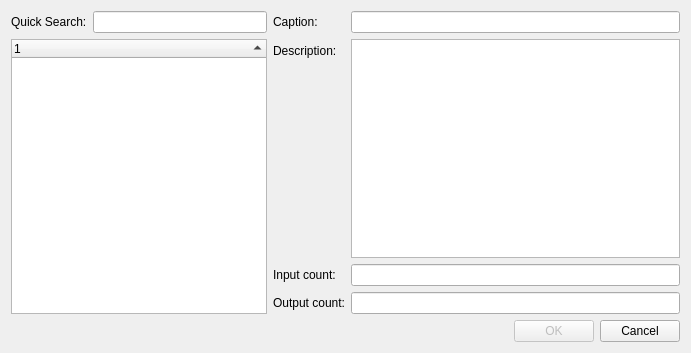
The window that u7/ChooseAfbDialog.ui (whiteman-kr/u7set) describes before a commit, drawn with Qt 5.
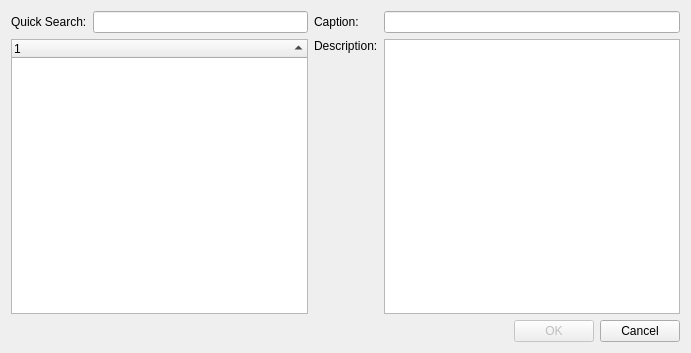
The same window after the commit.

Commit message: RPCT-1070, u7: in ChooseAfbDialog fields Input Count and Output Count have been removed

Diff of the .ui file:
```diff
--- a/u7/ChooseAfbDialog.ui
+++ b/u7/ChooseAfbDialog.ui
@@ -13,53 +13,12 @@
   <property name="windowTitle">
    <string>Choose AFB element</string>
   </property>
-  <layout class="QGridLayout" name="gridLayout">
-   <item row="1" column="0">
-    <layout class="QHBoxLayout" name="horizontalLayout_3">
-     <item>
-      <spacer name="horizontalSpacer">
-       <property name="orientation">
-        <enum>Qt::Horizontal</enum>
-       </property>
-       <property name="sizeHint" stdset="0">
-        <size>
-         <width>40</width>
-         <height>20</height>
-        </size>
-       </property>
-      </spacer>
-     </item>
-     <item>
-      <widget class="QPushButton" name="btnOk">
-       <property name="enabled">
-        <bool>false</bool>
-       </property>
-       <property name="text">
-        <string>OK</string>
-       </property>
-       <property name="default">
-        <bool>true</bool>
-       </property>
-      </widget>
-     </item>
-     <item>
-      <widget class="QPushButton" name="btnCancel">
-       <property name="text">
-        <string>Cancel</string>
-       </property>
-      </widget>
-     </item>
-    </layout>
-   </item>
+  <layout class="QGridLayout" name="gridLayout_2">
    <item row="0" column="0">
     <layout class="QVBoxLayout" name="verticalLayout">
      <item>
-      <layout class="QHBoxLayout" name="horizontalLayout_2" stretch="0,5">
-       <item>
-        <layout class="QHBoxLayout" name="horizontalLayout">
-         <item>
-          <layout class="QVBoxLayout" name="verticalLayout_3">
-           <item>
+      <layout class="QGridLayout" name="gridLayout">
+       <item row="0" column="0">
             <layout class="QHBoxLayout" name="horizontalLayout_4">
              <item>
               <widget class="QLabel" name="label_5">
@@ -73,7 +32,23 @@
              </item>
             </layout>
            </item>
-           <item>
+       <item row="0" column="2">
+        <widget class="QLineEdit" name="labelCaption">
+         <property name="enabled">
+          <bool>true</bool>
+         </property>
+         <property name="autoFillBackground">
+          <bool>false</bool>
+         </property>
+         <property name="frame">
+          <bool>true</bool>
+         </property>
+         <property name="readOnly">
+          <bool>true</bool>
+         </property>
+        </widget>
+       </item>
+       <item row="1" column="0">
             <widget class="QTreeWidget" name="m_afbTree">
              <property name="rootIsDecorated">
               <bool>true</bool>
@@ -94,46 +69,7 @@
              </column>
             </widget>
            </item>
-          </layout>
-         </item>
-        </layout>
-       </item>
-       <item>
-        <layout class="QFormLayout" name="formLayout">
-         <property name="fieldGrowthPolicy">
-          <enum>QFormLayout::AllNonFixedFieldsGrow</enum>
-         </property>
-         <item row="0" column="0">
-          <widget class="QLabel" name="label">
-           <property name="text">
-            <string>Caption:</string>
-           </property>
-          </widget>
-         </item>
-         <item row="0" column="1">
-          <widget class="QLineEdit" name="labelCaption">
-           <property name="enabled">
-            <bool>true</bool>
-           </property>
-           <property name="autoFillBackground">
-            <bool>false</bool>
-           </property>
-           <property name="frame">
-            <bool>true</bool>
-           </property>
-           <property name="readOnly">
-            <bool>true</bool>
-           </property>
-          </widget>
-         </item>
-         <item row="1" column="0">
-          <widget class="QLabel" name="label_2">
-           <property name="text">
-            <string>Description:</string>
-           </property>
-          </widget>
-         </item>
-         <item row="1" column="1">
+       <item row="1" column="2">
           <widget class="QPlainTextEdit" name="labelDescription">
            <property name="enabled">
             <bool>true</bool>
@@ -149,44 +85,59 @@
            </property>
           </widget>
          </item>
-         <item row="2" column="0">
-          <widget class="QLabel" name="label_3">
+       <item row="1" column="1">
+        <widget class="QLabel" name="label_2">
            <property name="text">
-            <string>Input count:</string>
-           </property>
-          </widget>
-         </item>
-         <item row="2" column="1">
-          <widget class="QLineEdit" name="labelInputCount">
-           <property name="enabled">
-            <bool>true</bool>
-           </property>
-           <property name="readOnly">
-            <bool>true</bool>
-           </property>
-          </widget>
-         </item>
-         <item row="3" column="0">
-          <widget class="QLabel" name="label_4">
-           <property name="text">
-            <string>Output count:</string>
-           </property>
-          </widget>
-         </item>
-         <item row="3" column="1">
-          <widget class="QLineEdit" name="labelOutputCount">
-           <property name="enabled">
-            <bool>true</bool>
+          <string>Description:</string>
            </property>
            <property name="alignment">
-            <set>Qt::AlignLeading|Qt::AlignLeft|Qt::AlignVCenter</set>
-           </property>
-           <property name="readOnly">
+          <set>Qt::AlignLeading|Qt::AlignLeft|Qt::AlignTop</set>
+         </property>
+        </widget>
+       </item>
+       <item row="0" column="1">
+        <widget class="QLabel" name="label">
+         <property name="text">
+          <string>Caption:</string>
+         </property>
+        </widget>
+       </item>
+      </layout>
+     </item>
+     <item>
+      <layout class="QHBoxLayout" name="horizontalLayout_3">
+       <item>
+        <spacer name="horizontalSpacer">
+         <property name="orientation">
+          <enum>Qt::Horizontal</enum>
+         </property>
+         <property name="sizeHint" stdset="0">
+          <size>
+           <width>40</width>
+           <height>20</height>
+          </size>
+         </property>
+        </spacer>
+       </item>
+       <item>
+        <widget class="QPushButton" name="btnOk">
+         <property name="enabled">
+          <bool>false</bool>
+         </property>
+         <property name="text">
+          <string>OK</string>
+         </property>
+         <property name="default">
             <bool>true</bool>
            </property>
           </widget>
          </item>
-        </layout>
+       <item>
+        <widget class="QPushButton" name="btnCancel">
+         <property name="text">
+          <string>Cancel</string>
+         </property>
+        </widget>
        </item>
       </layout>
      </item>
```
Left out of the diff: 2 changed lines with no effect on the pictures. Lines whose indentation alone changed are shown as unchanged. The commit also changes 1 other file.
